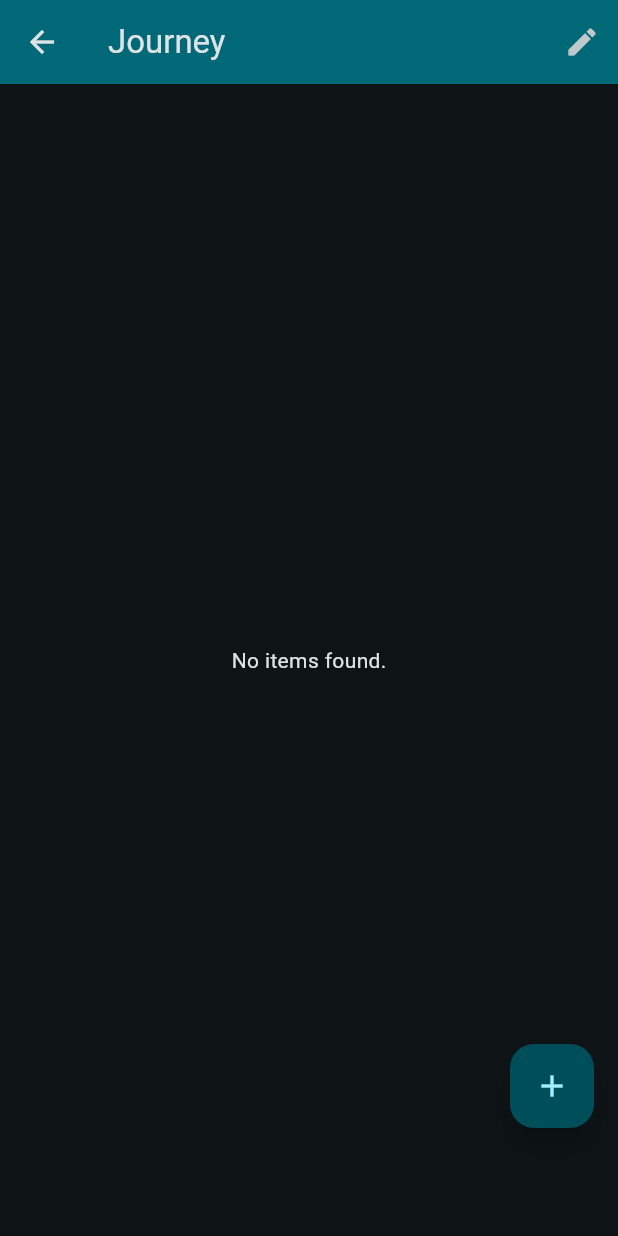
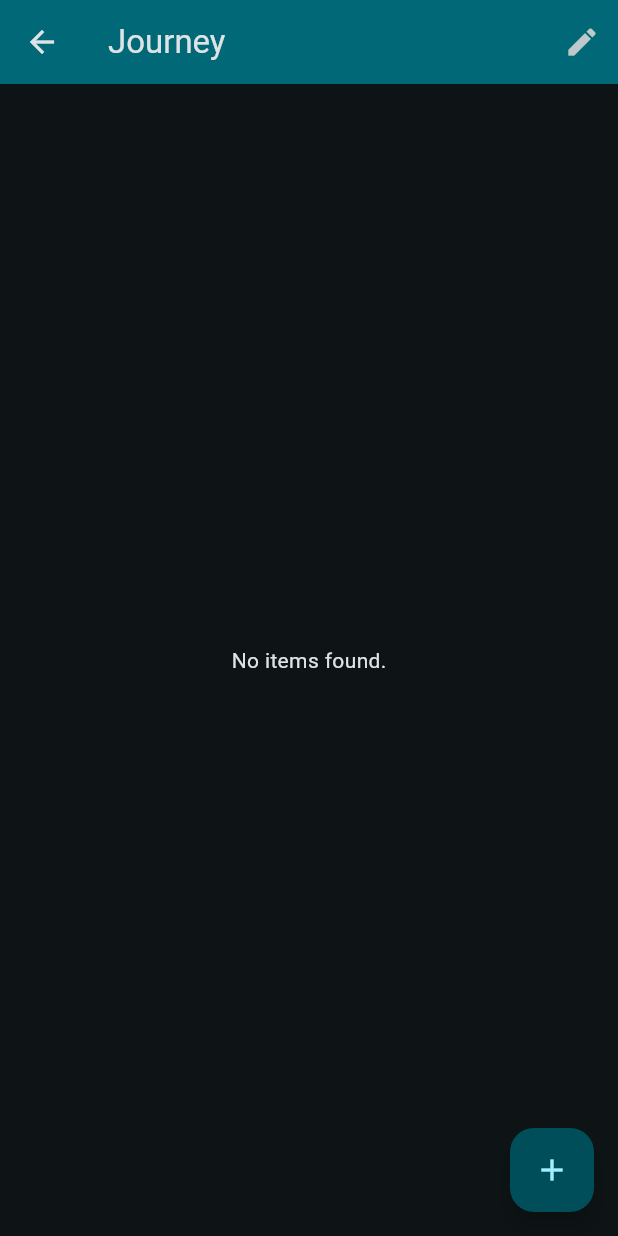
Before and after one commit to snst/TravelAssist2, a Flutter app: the PlaceListPage screen opened directly, on a phone screen of 412 x 824 dp. Run offline on Flutter 3.47's test engine with Material 3 defaults, Android fonts, the phone set to English and light mode, and no system bars; our stand-ins replace file_picker, flutter_spinbox, flutter_typeahead, font_awesome_flutter, geolocator, grouped_list and 2 more; missing offline and left inert: flutter_multi_select_items, open_app_file, receive_sharing_intent, textfield_tags; accounts and stored records are empty; generated files the repository leaves out were written again.

Commit message:
beta release

```diff
--- a/lib/place_list/place_list_page.dart
+++ b/lib/place_list/place_list_page.dart
@@ -51,8 +51,13 @@ class _PlaceListPageState extends State<PlaceListPage> {
                     : ListView.builder(
                         key: const PageStorageKey<String>('myList'),
                         controller: _scrollController,
-                        itemCount: items.length,
+                        itemCount: items.length+1,
                         itemBuilder: (context, index) {
+                          // If it's the last item, return an empty container for spacing.
+                          if (index == items.length) {
+                            return const SizedBox(height: 70); // Adjust height as needed
+                          }
+
                           final item = items[index];
                           return Card(
                             color: item.getCardColor(),
@@ -136,9 +141,7 @@ class _PlaceListPageState extends State<PlaceListPage> {
               ),
             ],
           ),
-          floatingActionButton: Padding(
-            padding: const EdgeInsets.only(bottom: 56.0),
-            child: FloatingActionButton(
+          floatingActionButton: FloatingActionButton(
             onPressed: () {
               Navigator.push(
                 context,
@@ -148,7 +151,6 @@ class _PlaceListPageState extends State<PlaceListPage> {
               );
             },
             child: const Icon(Icons.add),
-            ),
           ),
         );
       },
```
Also changed, not shown: lib/note_list/note_list_page.dart (+16 -11 lines). Lines whose indentation alone changed are shown as unchanged.
